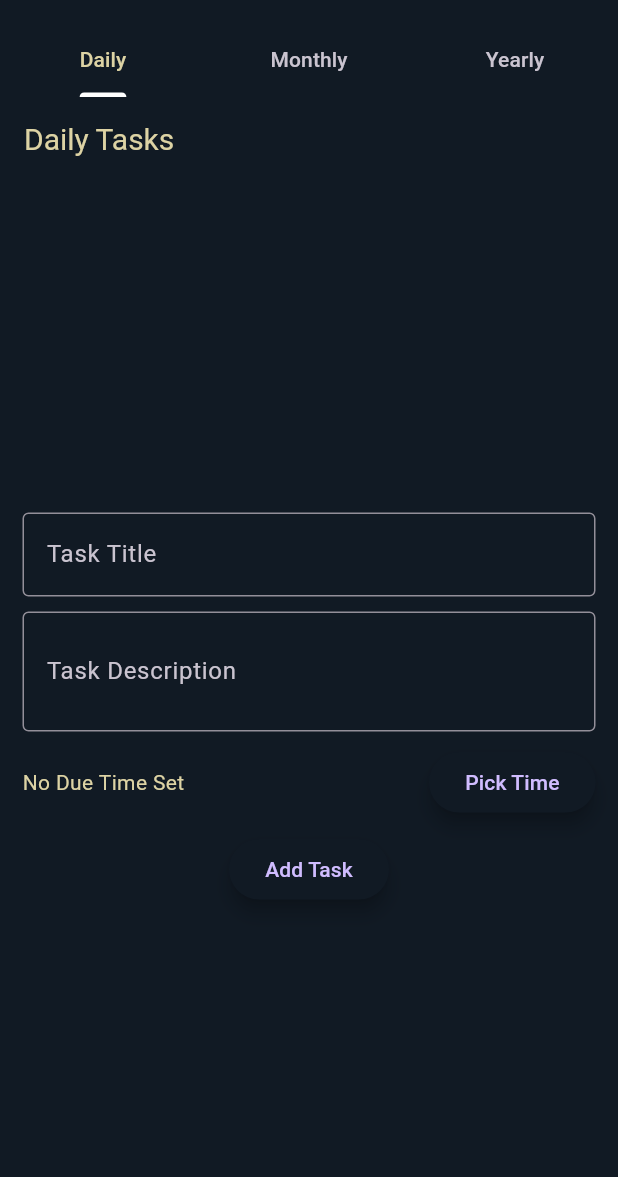
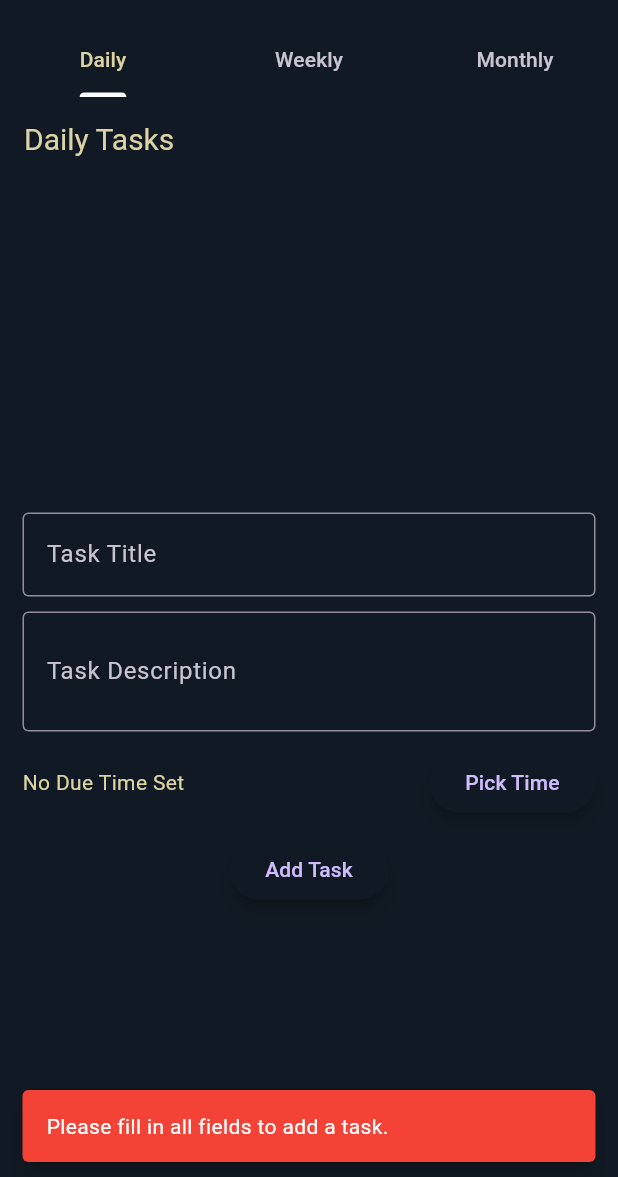
Before and after one commit to Dragorrik/Goal-Ventures, a Flutter app: the screen it shows after launch, after a tap on "Add Task", on a phone screen of 412 x 824 dp, the part 59-1236 px from its top. Run offline on Flutter 3.47's test engine with Material 3 defaults, Android fonts, the light colour scheme and no system bars; our stand-ins replace animated_text_kit, hive_flutter, table_calendar; accounts and stored records are empty.

Commit message:
Modified again

```diff
--- a/lib/pages/home_screen.dart
+++ b/lib/pages/home_screen.dart
@@ -22,8 +22,8 @@ class HomeScreen extends StatelessWidget {
             indicatorColor: Colors.white,
             tabs: [
               Tab(text: 'Daily'),
+              Tab(text: 'Weekly'),
               Tab(text: 'Monthly'),
-              Tab(text: 'Yearly'),
             ],
           ),
         ),
--- a/lib/pages/task_screen.dart
+++ b/lib/pages/task_screen.dart
@@ -19,9 +19,23 @@ class _TaskScreenState extends State<TaskScreen> {
   DateTime? _selectedDate;
 
   void _addTask(TaskProvider taskProvider) {
+    // Check if fields are empty
     if (_titleController.text.isEmpty || _descriptionController.text.isEmpty) {
+      ScaffoldMessenger.of(context).showSnackBar(
+        const SnackBar(
+          //showCloseIcon: true,
+          content: Text(
+            "Please fill in all fields to add a task.",
+            style: TextStyle(color: Colors.white),
+          ),
+          backgroundColor: Colors.red,
+          behavior: SnackBarBehavior.floating,
+        ),
+      );
       return;
     }
+
+    // Add the task
     final newTask = Task(
       title: _titleController.text,
       description: _descriptionController.text,
@@ -30,9 +44,23 @@ class _TaskScreenState extends State<TaskScreen> {
       createdTime: DateTime.now(),
     );
     taskProvider.addTask(newTask);
+
+    // Clear fields
     _titleController.clear();
     _descriptionController.clear();
     _selectedDate = null;
+
+    // Show a success Snackbar
+    ScaffoldMessenger.of(context).showSnackBar(
+      const SnackBar(
+        content: Text(
+          "Task added successfully!",
+          style: TextStyle(color: Colors.white),
+        ),
+        backgroundColor: Colors.green,
+        behavior: SnackBarBehavior.floating,
+      ),
+    );
   }
 
   Future<void> _pickTime() async {
--- a/pubspec.yaml
+++ b/pubspec.yaml
@@ -40,6 +40,7 @@ dependencies:
   hive_flutter: ^1.1.0
   provider: ^6.1.2
   table_calendar: ^3.1.2
+  get: ^4.6.6
 
 
 dev_dependencies:
```
Also changed, not shown: lib/pages/calender_page.dart (+44 -33 lines), pubspec.lock.
